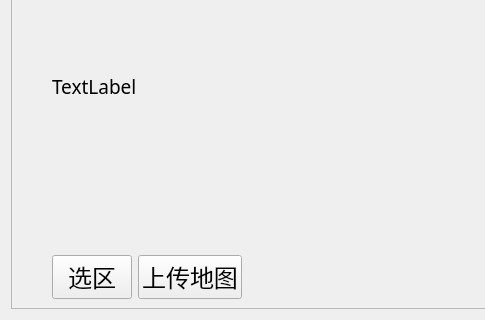
First picture: the form in ui/widgets/subpages/page2_x/page2_0/page.ui, repository ArcherLuo233/election-s-prediction, before the edit; both pictures show x 0 to 485 and y 173 to 493 of the 701 by 493 pixel window.
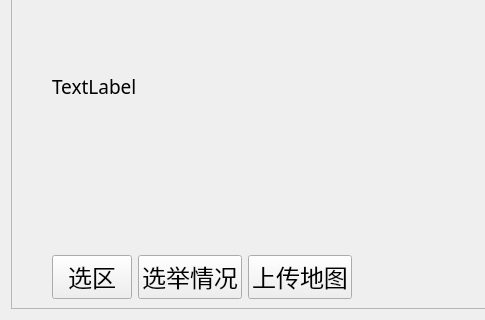
Second picture: the form after the edit.

Commit message: 居住证模块的字段修改;选举情况更新;总选举数据统计页面

Patch:
```diff
--- a/ui/widgets/subpages/page2_x/page2_0/page.ui
+++ b/ui/widgets/subpages/page2_x/page2_0/page.ui
@@ -167,6 +167,22 @@
             </property>
            </widget>
           </item>
+             <item>
+                 <widget class="QPushButton" name="btn_election_all">
+                     <property name="font">
+                         <font>
+                             <family>黑体</family>
+                             <pointsize>18</pointsize>
+                         </font>
+                     </property>
+                     <property name="cursor">
+                         <cursorShape>PointingHandCursor</cursorShape>
+                     </property>
+                     <property name="text">
+                         <string>选举情况</string>
+                     </property>
+                 </widget>
+             </item>
           <item>
            <widget class="QPushButton" name="btn_savemap">
             <property name="font">
```
Lines whose indentation alone changed are shown as unchanged. The commit also changes 15 other files.
